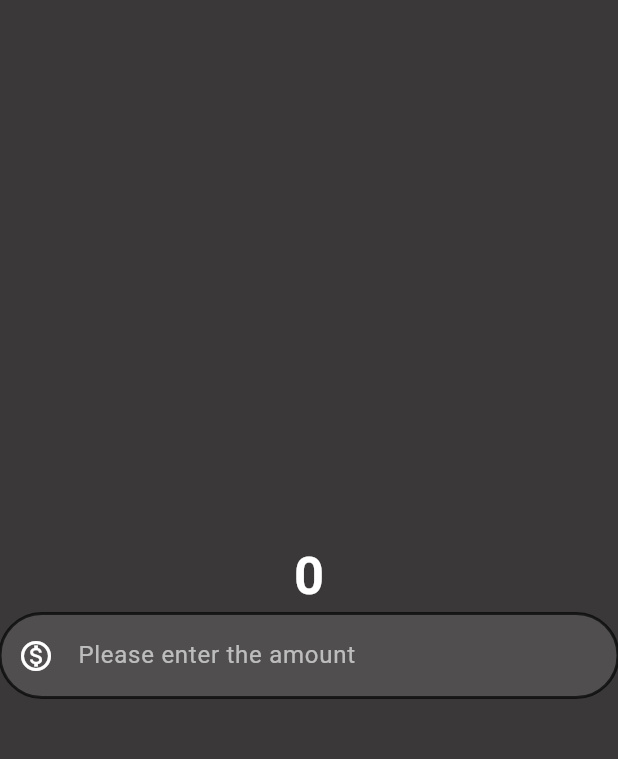
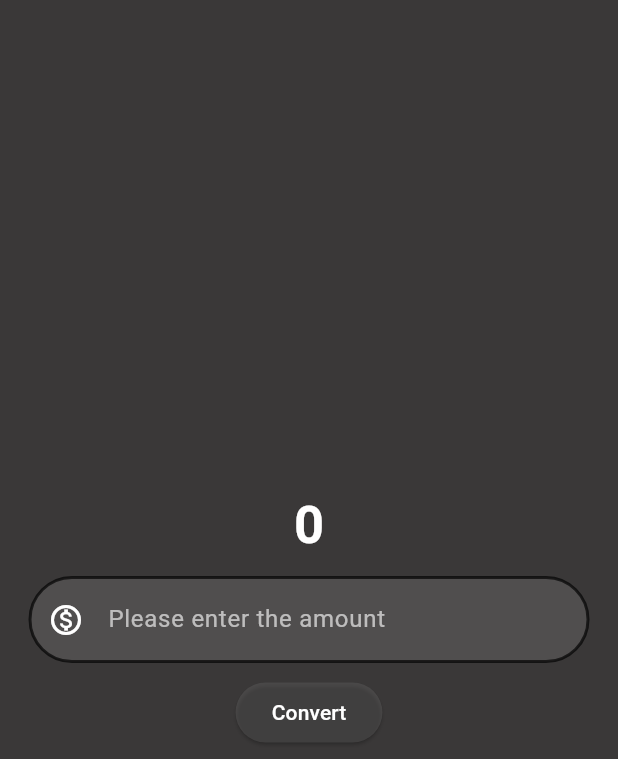
Before and after one commit to HevertonLessa/MOBILE-DEV, a Flutter app: the screen it shows after launch, on a phone screen of 412 x 824 dp. Shown: the top 759 px of the screen. Run offline on Flutter 3.47's test engine with Material 3 defaults, Android fonts, the phone set to English and light mode, and no system bars.

Commit message:
05/02/25

```diff
--- a/Flutter/currency_converter/lib/currency_converter_material_page.dart
+++ b/Flutter/currency_converter/lib/currency_converter_material_page.dart
@@ -30,7 +30,9 @@ class MaterialHomePage extends StatelessWidget {
                 color: Color.fromARGB(255, 255, 255, 255),
               ),
             ),
-            TextField(
+            Padding(
+              padding: const EdgeInsets.fromLTRB(20, 10, 20, 10),
+              child: TextField(
                 style: TextStyle(color: Color.fromARGB(255, 255, 253, 253)),
                 decoration: InputDecoration(
                   hintText: 'Please enter the amount',
@@ -44,6 +46,30 @@ class MaterialHomePage extends StatelessWidget {
                   focusedBorder: border,
                   enabledBorder: border,
                 ),
+                keyboardType: TextInputType.numberWithOptions(
+                  decimal: true,
+                ),
+              ),
+            ),
+            Padding(
+              padding: const EdgeInsets.all(0),
+              child: ElevatedButton(
+                  onPressed: () {
+                    debugPrint('button clicked');
+                  },
+                  style: ElevatedButton.styleFrom(
+                    surfaceTintColor: (Colors.black),
+                    overlayColor: (const Color.fromARGB(107, 0, 0, 0)),
+                    backgroundColor:(Color.fromARGB(57, 155, 155, 155)),
+                    foregroundColor: (Colors.white),
+                    fixedSize: (Size(double.infinity, 30)),
+                    shape: RoundedRectangleBorder(
+                      borderRadius: BorderRadius.circular(70),
+                    ),
+                  ),
+                  child: const Text('Convert'),
+
+                      ),
             ),
           ],
         ),
```
Lines whose indentation alone changed are shown as unchanged.
